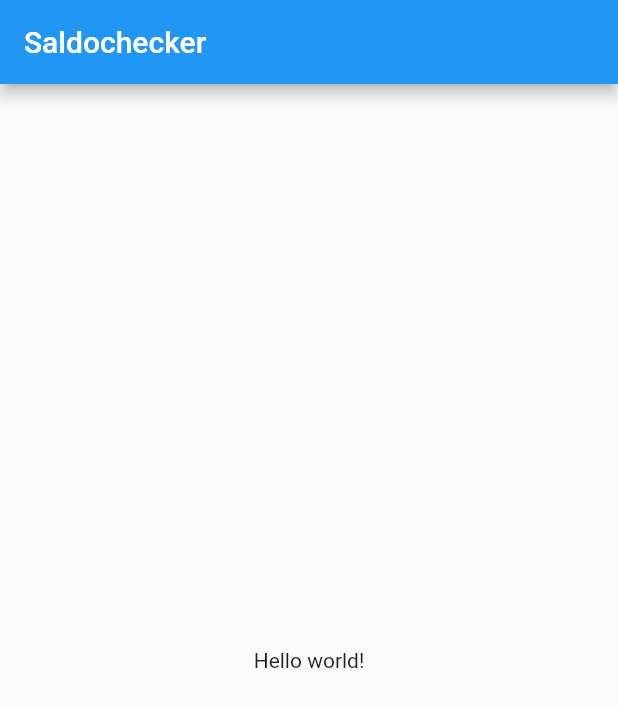
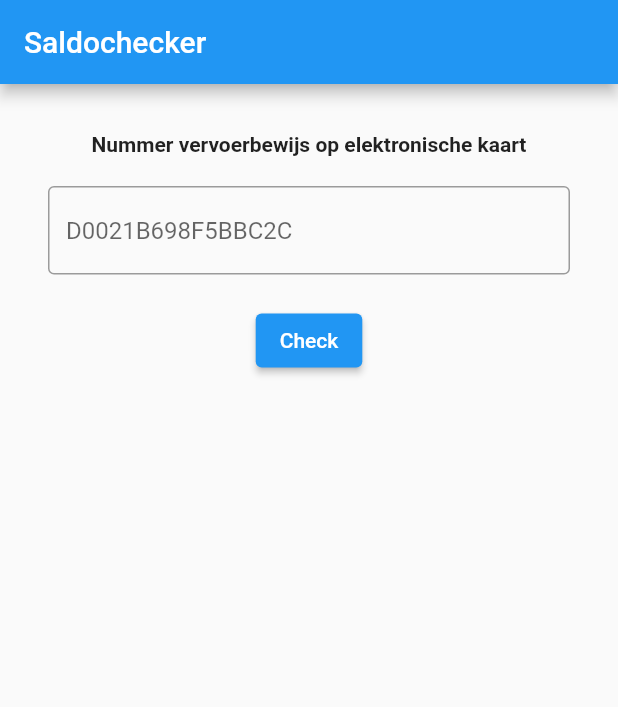
Before and after one commit to AlfianSanjaya/saldochecker, a Flutter app: the screen it shows after launch, on a phone screen of 412 x 824 dp. Shown: the top 707 px of the screen. Run offline on Flutter 3.47's test engine with Material 2 defaults, Android fonts, the light colour scheme and no system bars.

Commit message:
Create basic layout of form

```diff
--- a/lib/main.dart
+++ b/lib/main.dart
@@ -1,17 +1,17 @@
 import 'package:flutter/material.dart';
 
 void main() {
-  runApp(const MyApp());
+  runApp(const SaldoChecker());
 }
 
-class MyApp extends StatelessWidget {
-  const MyApp({Key? key}) : super(key: key);
+class SaldoChecker extends StatelessWidget {
+  const SaldoChecker({Key? key}) : super(key: key);
 
   // This widget is the root of your application.
   @override
   Widget build(BuildContext context) {
     return MaterialApp(
-      title: 'Flutter Demo',
+      title: 'SaldoChecker App',
       theme: ThemeData(
         primarySwatch: Colors.blue,
       ),
@@ -19,10 +19,46 @@ class MyApp extends StatelessWidget {
         appBar: AppBar(
           title: const Text("Saldochecker"),
         ),
-        body: const Center(
-          child: Text("Hello world!"),
+        body: Center(
+          child: Container(
+            padding: const EdgeInsets.all(16.0),
+            margin: const EdgeInsets.all(16.0),
+            child: Column(
+              children: [
+                Container(
+                  child: const Text(
+                    'Nummer vervoerbewijs op elektronische kaart',
+                    style: TextStyle(fontWeight: FontWeight.bold),
+                  ),
+                ),
+                const SizedBox(
+                  height: 20,
+                ),
+                Container(
+                  width: 500,
+                  child: TextFormField(
+                    decoration: const InputDecoration(
+                      hintText: 'D0021B698F5BBC2C',
+                      border: OutlineInputBorder(),
+                    ),
+                  ),
+                ),
+                const SizedBox(
+                  height: 20,
+                ),
+                ElevatedButton(
+                  onPressed: onPressed,
+                  child: const Text('Check'),
+                )
+              ],
+            ),
+          ),
         ),
       ),
     );
   }
+
+  void onPressed() {
+    // TODO: Implement OnPressed function
+  }
 }
```
Also changed, not shown: pubspec.lock, 1 other file.
